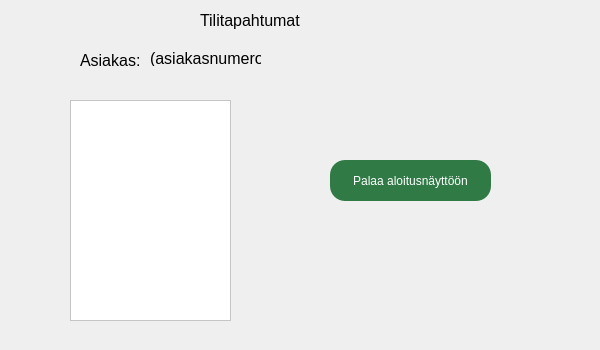
First picture: the form in frontend/tilitapahtumat.ui, repository 22kmo-project/group_5, before the edit.
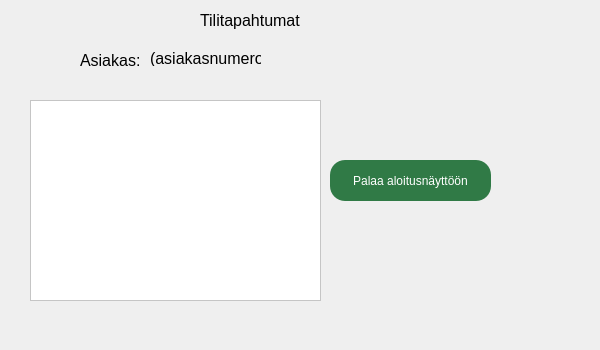
Second picture: the form after the edit. Icons and pictures are not drawn.

Commit message: tilitapahtumat toimii

What changed in the file:
```diff
--- a/frontend/tilitapahtumat.ui
+++ b/frontend/tilitapahtumat.ui
@@ -58,10 +58,10 @@
   <widget class="QTextBrowser" name="tilitapahtumabox">
    <property name="geometry">
     <rect>
-     <x>70</x>
+     <x>30</x>
      <y>100</y>
-     <width>161</width>
-     <height>221</height>
+     <width>291</width>
+     <height>201</height>
     </rect>
    </property>
    <property name="styleSheet">
```
The commit also changes 3 other files.
